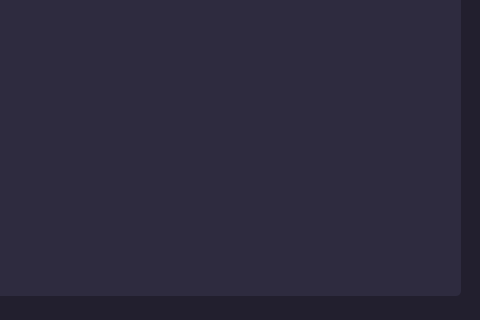
This is untitled.ui in Denis-Gurov/PHSV_Helper as Qt 5 draws it before an edit; both pictures show x 320 to 800 and y 280 to 600 of the 800 by 600 pixel window. The edited form follows.
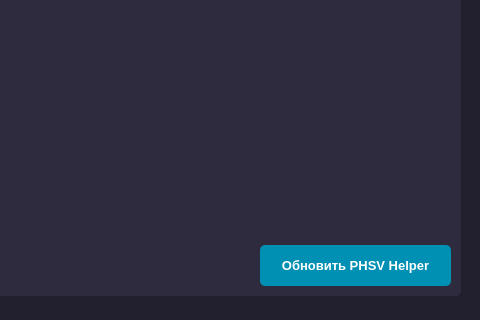
This is the edited form. The open tabs and pages were chosen to show the change. Icons and pictures are not drawn.

What changed in the file:
```diff
--- a/untitled.ui
+++ b/untitled.ui
@@ -225,6 +225,38 @@
         <string>Запустить ЖНВЛП</string>
        </property>
       </widget>
+      <widget class="QPushButton" name="ProgramUpdate">
+       <property name="geometry">
+        <rect>
+         <x>440</x>
+         <y>470</y>
+         <width>191</width>
+         <height>41</height>
+        </rect>
+       </property>
+       <property name="font">
+        <font>
+         <pointsize>10</pointsize>
+         <weight>75</weight>
+         <bold>true</bold>
+        </font>
+       </property>
+       <property name="styleSheet">
+        <string notr="true">     QPushButton {
+         background-color: #0090B3;
+         color: white;
+         border: none;
+         padding: 10px 20px;
+         border-radius: 5px;
+     }
+     QPushButton:hover {
+         background-color: #e67e22;
+     }</string>
+       </property>
+       <property name="text">
+        <string>Обновить PHSV Helper</string>
+       </property>
+      </widget>
      </widget>
     </widget>
     <widget class="QWidget" name="tab_2">
```
Left out of the diff: 2 changed lines with no effect on the pictures.
